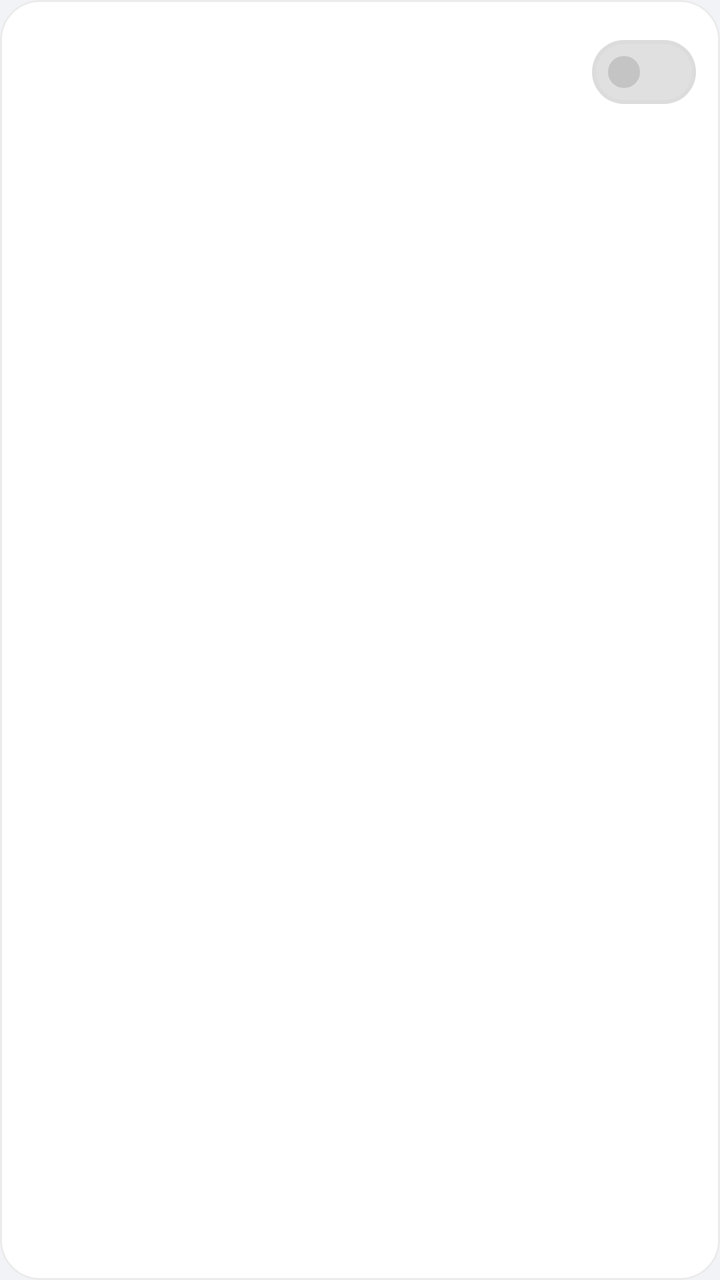
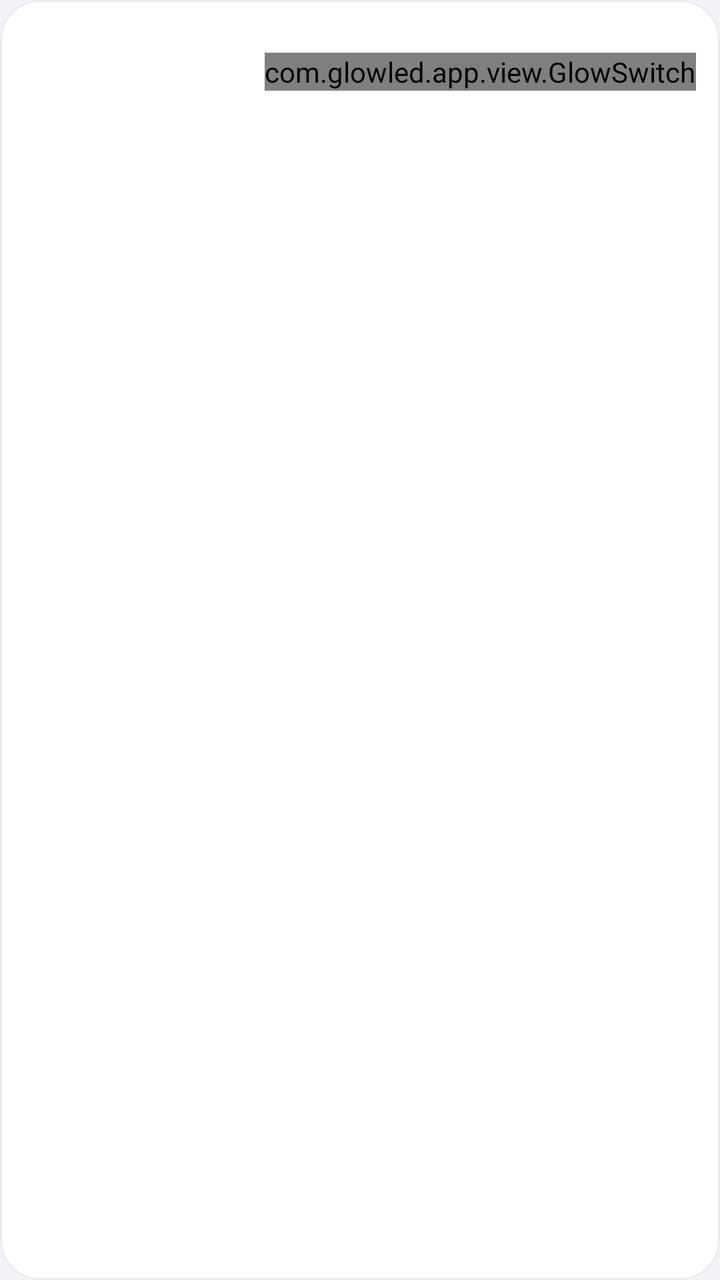

Before-and-after screenshots of an Android layout around one commit, followed by the original layout XML and the change that was made.
<!-- AndroidManifest.xml: application theme Theme.GlowLED -->
<!-- res/layout/item_app.xml -->
<?xml version="1.0" encoding="utf-8"?>
<com.google.android.material.card.MaterialCardView xmlns:android="http://schemas.android.com/apk/res/android"
    xmlns:app="http://schemas.android.com/apk/res-auto"
    android:layout_width="match_parent"
    android:layout_height="wrap_content"
    android:layout_marginHorizontal="12dp"
    android:layout_marginVertical="3dp"
    android:clickable="true"
    android:focusable="true"
    app:cardCornerRadius="20dp">

    <LinearLayout
        android:layout_width="match_parent"
        android:layout_height="wrap_content"
        android:gravity="center_vertical"
        android:minHeight="72dp"
        android:orientation="horizontal"
        android:paddingStart="16dp"
        android:paddingEnd="12dp">

        <ImageView
            android:id="@+id/icon"
            android:layout_width="42dp"
            android:layout_height="42dp"
            android:contentDescription="@null" />

        <LinearLayout
            android:layout_width="0dp"
            android:layout_height="wrap_content"
            android:layout_marginStart="14dp"
            android:layout_weight="1"
            android:orientation="vertical">

            <TextView
                android:id="@+id/label"
                android:layout_width="wrap_content"
                android:layout_height="wrap_content"
                android:ellipsize="end"
                android:maxLines="1"
                android:textAppearance="?attr/textAppearanceTitleSmall"
                android:textColor="@color/text_primary" />

            <TextView
                android:id="@+id/colorLabel"
                android:layout_width="wrap_content"
                android:layout_height="wrap_content"
                android:textAppearance="?attr/textAppearanceBodySmall"
                android:textColor="@color/text_secondary" />
        </LinearLayout>

        <View
            android:id="@+id/swatch"
            android:layout_width="32dp"
            android:layout_height="32dp"
            android:layout_marginEnd="12dp"
            android:background="@drawable/swatch"
            android:contentDescription="@string/color_title" />

        <com.google.android.material.materialswitch.MaterialSwitch
            android:id="@+id/toggle"
            android:layout_width="wrap_content"
            android:layout_height="wrap_content" />
    </LinearLayout>
</com.google.android.material.card.MaterialCardView>
<!-- resources referenced by this layout -->
<resources>
  <color name="text_primary">#FF15151A</color>
  <color name="text_secondary">#FF5E5E6A</color>
  <!-- drawable swatch (drawable) -->
  <?xml version="1.0" encoding="utf-8"?>
  <shape xmlns:android="http://schemas.android.com/apk/res/android" android:shape="oval">
      <solid android:color="#FFFFFF" />
      <stroke android:width="1dp" android:color="#33FFFFFF" />
  </shape>
  <string name="color_title">Choose colour</string>
  <style name="Theme.GlowLED" parent="Theme.Material3.DayNight.NoActionBar">
          <item name="colorPrimary">@color/accent</item>
          <item name="colorOnPrimary">@color/black</item>
          <item name="colorPrimaryContainer">@color/accent_dim</item>
          <item name="colorOnPrimaryContainer">@color/accent</item>
          <item name="colorSecondary">@color/accent</item>
          <item name="colorOnSecondary">@color/black</item>
          <item name="colorSecondaryContainer">@color/surface_high</item>
          <item name="colorOnSecondaryContainer">@color/text_primary</item>
          <item name="colorTertiary">@color/accent</item>
          <item name="colorSurfaceVariant">@color/surface_high</item>
          <item name="colorOnSurface">@color/text_primary</item>
          <item name="colorOnSurfaceVariant">@color/text_secondary</item>
          <item name="colorSurfaceContainerHighest">@color/outline</item>
          
          <item name="colorSurface">@color/dialog_surface</item>
          <item name="colorSurfaceContainer">@color/dialog_surface</item>
          <item name="colorSurfaceContainerHigh">@color/dialog_surface</item>
          <item name="colorSurfaceContainerLow">@color/dialog_surface</item>
          <item name="colorOutline">@color/outline</item>
          <item name="android:colorBackground">@color/background</item>
          <item name="android:windowBackground">@color/background</item>
          <item name="android:statusBarColor">@android:color/transparent</item>
          <item name="android:navigationBarColor">@android:color/transparent</item>
          <item name="android:enforceNavigationBarContrast">false</item>
          <item name="android:enforceStatusBarContrast">false</item>
          <item name="android:windowLightStatusBar">@bool/light_bars</item>
          <item name="android:windowLightNavigationBar">@bool/light_bars</item>
          <item name="materialCardViewStyle">@style/GlowCard</item>
          <item name="shapeAppearanceCornerLarge">@style/GlowShapeLarge</item>
          <item name="materialAlertDialogTheme">@style/ThemeOverlay.GlowLED.Dialog</item>
      </style>
  <color name="accent">#FF0097A7</color>
  <color name="black">#FF000000</color>
  <color name="accent_dim">#3300ACC1</color>
  <color name="surface_high">#FFE4E7EE</color>
  <color name="outline">#1F000000</color>
  <color name="dialog_surface">#F7FFFFFF</color>
  <color name="background">#FFF2F3F7</color>
  <style name="GlowCard" parent="Widget.Material3.CardView.Filled">
          <item name="cardBackgroundColor">@color/surface</item>
          <item name="cardCornerRadius">24dp</item>
          <item name="strokeWidth">1dp</item>
          <item name="strokeColor">@color/glass_stroke</item>
      </style>
  <style name="GlowShapeLarge" parent="">
          <item name="cornerFamily">rounded</item>
          <item name="cornerSize">24dp</item>
      </style>
  <style name="ThemeOverlay.GlowLED.Dialog" parent="ThemeOverlay.Material3.MaterialAlertDialog">
          <item name="colorSurface">@color/dialog_surface</item>
          <item name="colorSurfaceContainerHigh">@color/dialog_surface</item>
          <item name="android:backgroundDimAmount">0.35</item>
      </style>
  <color name="surface">#FFFFFFFF</color>
  <color name="glass_stroke">#14000000</color>
</resources>

<!-- the commit's change to res/layout/item_app.xml (unified diff, before → after) -->
@@ -56,7 +56,7 @@
             android:background="@drawable/swatch"
             android:contentDescription="@string/color_title" />
 
-        <com.google.android.material.materialswitch.MaterialSwitch
+        <com.glowled.app.view.GlowSwitch
             android:id="@+id/toggle"
             android:layout_width="wrap_content"
             android:layout_height="wrap_content" />
